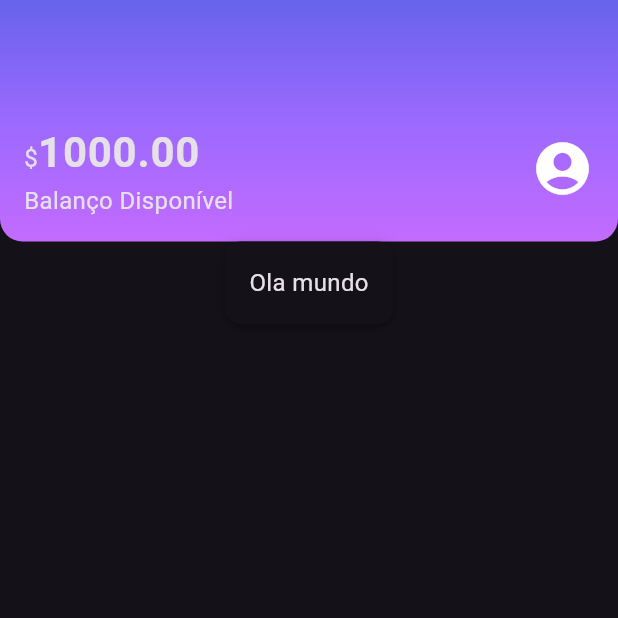
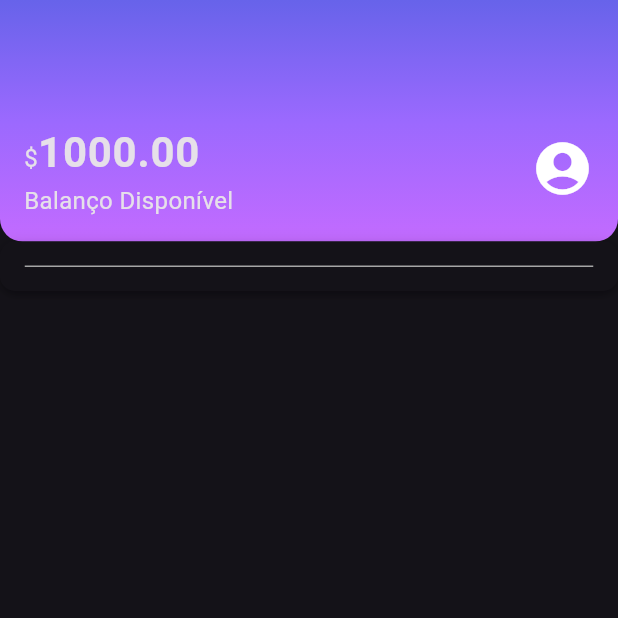
Before and after one commit to Mateuxx/NewBank_Layout, a Flutter app: the screen it shows after launch, on a phone screen of 412 x 824 dp, the top half of it. Run offline on Flutter 3.47's test engine with Material 3 defaults, Android fonts, the phone set to English and light mode, and no system bars.

Commit message:
Montando o dot e the division barrel from the layout

```diff
--- /dev/null
+++ b/lib/components/content_division.dart
@@ -0,0 +1,17 @@
+import 'package:flutter/cupertino.dart';
+import 'package:new_bank/themes/theme_colors.dart';
+
+class ContentDivision extends StatelessWidget {
+  const ContentDivision({super.key});
+
+  @override
+  Widget build(BuildContext context) {
+    return  Container(
+      height: 1,
+      decoration: BoxDecoration(
+        border: Border.all(color: ThemeColors.division)
+      ),
+
+    );
+  }
+}
--- a/lib/screens/home.dart
+++ b/lib/screens/home.dart
@@ -1,6 +1,6 @@
-import 'package:flutter/cupertino.dart';
 import 'package:flutter/material.dart';
 import 'package:new_bank/components/box_card.dart';
+import 'package:new_bank/components/content_division.dart';
 
 import '../components/sections/header.dart';
 
@@ -13,7 +13,9 @@ class Home extends StatelessWidget {
       body: Column(
         children: [
           Header(),
-          BoxCard(boxContent: Text("Ola mundo")),
+          BoxCard(
+            boxContent: ContentDivision(),
+          ),
         ],
       ),
     );
--- a/lib/themes/theme_colors.dart
+++ b/lib/themes/theme_colors.dart
@@ -8,4 +8,12 @@ class ThemeColors {
     Color.fromRGBO(155, 105, 254, 1.0),
     Color.fromRGBO(195, 107, 255, 1.0),
   ];
+  static const recentAcitivty = {
+    'spent': Color.fromRGBO(255, 175, 29, 1.0),
+    'income': Color.fromRGBO(191, 69, 198, 1.0)
+  };
+
+//   Cor Da barra de divisão
+static const division = Color.fromRGBO(166, 166, 166, 1.0);
+
 }
```
Also changed, not shown: lib/components/color_dot.dart (added, +18 -0 lines).
